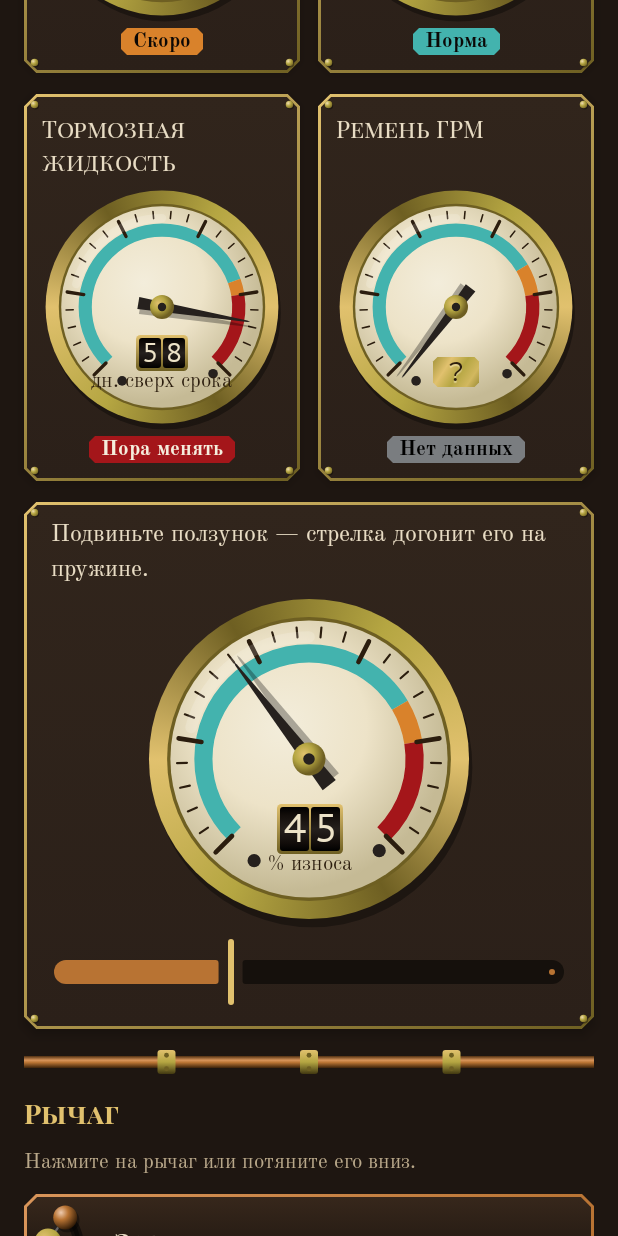
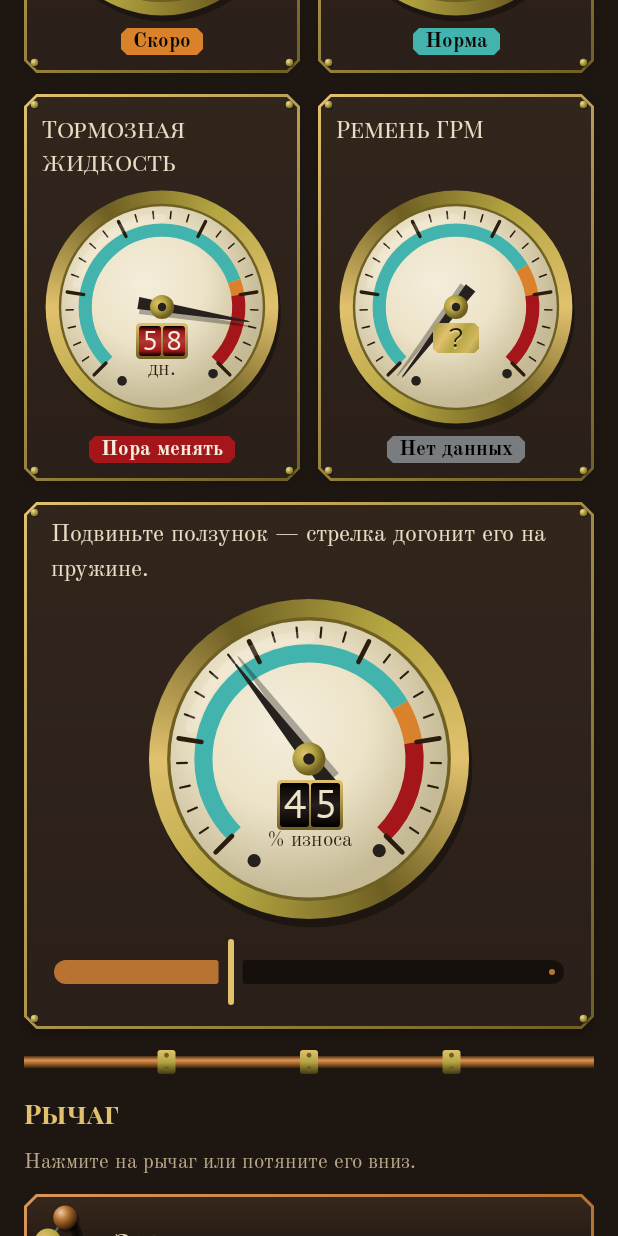
Before and after one commit to torintheone/avtobices, an Android app built with Jetpack Compose: the composable ShowcaseScreen shown on its own in the app's theme, scrolled down 576 dp, on a phone screen of 412 x 824 dp. Run offline under Robolectric (Android 15) with nearby library versions, the phone set to English and light mode, and no system bars.

Commit message:
Правки по скриншотам: подпись манометра, неразрывные числа, ширина диалогов
Подпись под цифрами манометра не помещалась между упорами стрелки —
теперь там только «км» или «дн.», а превышение срока показывают красные
барабаны. Между разрядами чисел — неразрывный пробел. Диалоги получили
поля по бокам. В «Провести ТО» неверная сумма в строке подсвечивается.
Решения этапа 1 записаны в DECISIONS.md.

Co-Authored-By: Claude Opus 5.5 <noreply@anthropic.com>
Claude-Session: https://claude.ai/code/session_01U9YrZHK9cFG2122utR2dTv

```diff
--- a/app/src/main/java/app/steamgarage/ui/components/Gauge.kt
+++ b/app/src/main/java/app/steamgarage/ui/components/Gauge.kt
@@ -12,6 +12,7 @@ import androidx.compose.animation.core.tween
 import androidx.compose.foundation.Canvas
 import androidx.compose.foundation.background
 import androidx.compose.foundation.layout.Box
+import androidx.compose.foundation.layout.BoxWithConstraints
 import androidx.compose.foundation.layout.Column
 import androidx.compose.foundation.layout.aspectRatio
 import androidx.compose.foundation.layout.fillMaxSize
@@ -24,7 +25,6 @@ import androidx.compose.runtime.Immutable
 import androidx.compose.runtime.LaunchedEffect
 import androidx.compose.runtime.remember
 import androidx.compose.ui.Alignment
-import androidx.compose.ui.BiasAlignment
 import androidx.compose.ui.Modifier
 import androidx.compose.ui.geometry.Offset
 import androidx.compose.ui.geometry.Size
@@ -57,8 +57,10 @@ data class GaugeReading(
     val warnFraction: Float = 0.1f,
     /** Остаток цифрами одометра, например «1 200» или «350»; null — без цифр. */
     val readout: String? = null,
-    /** Подпись под цифрами: «км осталось», «дн. просрочено» и т. п. */
+    /** Единица под цифрами — коротко, чтобы уместилась между упорами: «км», «дн.», «%». */
     val unit: String? = null,
+    /** Срок превышен: цифры на барабанах красной эмали. */
+    val alarm: Boolean = false,
 )
 
 /** Шкала размечена до 125 % интервала: последняя четверть — красная зона. */
@@ -68,6 +70,9 @@ private const val SWEEP = 270f
 
 /** Положение стрелки «на упоре» — когда данных нет. */
 private const val REST = -0.035f
+
+/** Верх окошка с цифрами — доля размера манометра: чуть ниже латунной оси стрелки (её край — 0,55). */
+private const val READOUT_TOP = 0.565f
 
 /**
  * Манометр: круглая шкала с рисками и тремя цветными зонами, стрелка на пружине.
@@ -108,7 +113,7 @@ fun SteamGauge(
     } else {
         Modifier
     }
-    Box(
+    BoxWithConstraints(
         modifier = modifier
             .aspectRatio(1f)
             .then(semanticsModifier),
@@ -119,8 +124,11 @@ fun SteamGauge(
             drawNeedle(needle.value + tremble * 0.008f, palette)
         }
         if (!compact) {
+            // Окошко с цифрами — сразу под осью стрелки, подпись — в просвете между упорами.
             Column(
-                modifier = Modifier.align(BiasAlignment(0f, 0.62f)),
+                modifier = Modifier
+                    .align(Alignment.TopCenter)
+                    .padding(top = maxWidth * READOUT_TOP),
                 horizontalAlignment = Alignment.CenterHorizontally,
             ) {
                 if (reading.status == ItemStatus.NO_DATA) {
@@ -133,13 +141,14 @@ fun SteamGauge(
                         EngravedText(text = "?", style = readoutStyle)
                     }
                 } else if (reading.readout != null) {
-                    OdometerDisplay(reading.readout, style = readoutStyle)
+                    OdometerDisplay(reading.readout, style = readoutStyle, alarm = reading.alarm)
                 }
-                if (reading.unit != null) {
+                if (reading.unit != null && reading.status != ItemStatus.NO_DATA) {
                     Text(
                         text = reading.unit,
                         style = MaterialTheme.typography.labelSmall,
                         color = palette.gaugeInk,
+                        maxLines = 1,
                     )
                 }
             }
--- a/app/src/main/java/app/steamgarage/ui/components/Odometer.kt
+++ b/app/src/main/java/app/steamgarage/ui/components/Odometer.kt
@@ -20,11 +20,13 @@ import androidx.compose.ui.semantics.clearAndSetSemantics
 import androidx.compose.ui.semantics.contentDescription
 import androidx.compose.ui.text.TextStyle
 import androidx.compose.ui.unit.dp
+import app.steamgarage.ui.Format
 import app.steamgarage.ui.theme.Steam
 
 /**
  * Цифры в окошках барабанов, как на механическом одометре.
  * Пробел в [value] даёт промежуток между группами разрядов: «85 247».
+ * [alarm] — барабаны красной эмали: так показывается превышение срока.
  */
 @Composable
 fun OdometerDisplay(
@@ -32,13 +34,16 @@ fun OdometerDisplay(
     modifier: Modifier = Modifier,
     style: TextStyle = Steam.text.odometerSmall,
     contentDescription: String = value,
+    alarm: Boolean = false,
 ) {
     val palette = Steam.palette
+    val window = if (alarm) palette.overdue else palette.odometerWindow
+    val digit = if (alarm) palette.onOverdue else palette.odometerDigit
     val drum = Brush.verticalGradient(
         0.00f to Color.Black,
-        0.18f to palette.odometerWindow,
-        0.50f to lerp(palette.odometerWindow, Color.White, 0.10f),
-        0.82f to palette.odometerWindow,
+        0.18f to window,
+        0.50f to lerp(window, Color.White, 0.10f),
+        0.82f to window,
         1.00f to Color.Black,
     )
     Row(
@@ -51,7 +56,7 @@ fun OdometerDisplay(
         verticalAlignment = Alignment.CenterVertically,
     ) {
         value.forEach { ch ->
-            if (ch == ' ') {
+            if (ch == ' ' || ch == Format.GROUP_SPACE) {
                 Spacer(Modifier.width(3.dp))
             } else {
                 Box(
@@ -60,7 +65,7 @@ fun OdometerDisplay(
                         .padding(horizontal = 2.dp),
                     contentAlignment = Alignment.Center,
                 ) {
-                    Text(text = ch.toString(), style = style, color = palette.odometerDigit)
+                    Text(text = ch.toString(), style = style, color = digit)
                 }
             }
         }
--- a/app/src/main/java/app/steamgarage/ui/screens/ShowcaseScreen.kt
+++ b/app/src/main/java/app/steamgarage/ui/screens/ShowcaseScreen.kt
@@ -112,19 +112,19 @@ fun ShowcaseScreen(
         Row(horizontalArrangement = Arrangement.spacedBy(12.dp)) {
             SampleGaugeCard(
                 name = stringResource(R.string.sample_engine_oil),
-                reading = GaugeReading(ItemStatus.SOON, 0.94f, 0.1f, "600", stringResource(R.string.unit_km_left)),
+                reading = GaugeReading(ItemStatus.SOON, 0.94f, 0.1f, "600", stringResource(R.string.unit_km)),
                 modifier = Modifier.weight(1f),
             )
             SampleGaugeCard(
                 name = stringResource(R.string.sample_cabin_filter),
-                reading = GaugeReading(ItemStatus.OK, 0.35f, 0.1f, "9 800", stringResource(R.string.unit_km_left)),
+                reading = GaugeReading(ItemStatus.OK, 0.35f, 0.1f, "9 800", stringResource(R.string.unit_km)),
                 modifier = Modifier.weight(1f),
             )
         }
         Row(horizontalArrangement = Arrangement.spacedBy(12.dp)) {
             SampleGaugeCard(
                 name = stringResource(R.string.sample_brake_fluid),
-                reading = GaugeReading(ItemStatus.OVERDUE, 1.08f, 0.04f, "58", stringResource(R.string.unit_days_over)),
+                reading = GaugeReading(ItemStatus.OVERDUE, 1.08f, 0.04f, "58", stringResource(R.string.unit_days), alarm = true),
                 modifier = Modifier.weight(1f),
             )
             SampleGaugeCard(
--- a/app/src/main/java/app/steamgarage/ui/screens/car/ItemTexts.kt
+++ b/app/src/main/java/app/steamgarage/ui/screens/car/ItemTexts.kt
@@ -23,7 +23,8 @@ fun gaugeReadingFor(state: ItemState): GaugeReading {
                 wear = state.wear,
                 warnFraction = state.warnFraction,
                 readout = Format.kmAbs(left),
-                unit = stringResource(if (left > 0) R.string.unit_km_left else R.string.unit_km_over),
+                unit = stringResource(R.string.unit_km),
+                alarm = left <= 0,
             )
         }
         Metric.DAYS, null -> {
@@ -33,7 +34,8 @@ fun gaugeReadingFor(state: ItemState): GaugeReading {
                 wear = state.wear,
                 warnFraction = state.warnFraction,
                 readout = Format.kmAbs(left),
-                unit = stringResource(if (left > 0) R.string.unit_days_left else R.string.unit_days_over),
+                unit = stringResource(R.string.unit_days),
+                alarm = left <= 0,
             )
         }
     }
--- a/app/src/main/res/values/strings.xml
+++ b/app/src/main/res/values/strings.xml
@@ -34,10 +34,6 @@
     <string name="status_overdue">Пора менять</string>
 
     <!-- Подписи под цифрами манометра -->
-    <string name="unit_km_left">км осталось</string>
-    <string name="unit_days_left">дн. осталось</string>
-    <string name="unit_km_over">км сверх срока</string>
-    <string name="unit_days_over">дн. сверх срока</string>
 
     <!-- Категории расходников -->
     <string name="category_oils">Масла</string>
@@ -247,7 +243,7 @@
     <string name="settings_threshold_km_max">Км не больше</string>
     <string name="settings_threshold_days_min">Дней не меньше</string>
     <string name="settings_threshold_days_max">Дней не больше</string>
-    <string name="settings_threshold_example">Например, для интервала 10 000 км порог будет %1$s км, для 12 месяцев — %2$d дн.</string>
+    <string name="settings_threshold_example">Например, для интервала 10\u00A0000 км порог будет %1$s км, для 12 месяцев — %2$d дн.</string>
     <string name="settings_threshold_reset">Вернуть по умолчанию</string>
     <string name="settings_about">О приложении</string>
     <string name="settings_about_open">О приложении и лицензии</string>
@@ -288,7 +284,7 @@
     <string name="showcase_gears_toggle">Крутить шестерни</string>
     <string name="showcase_typography">Шрифты</string>
     <string name="showcase_typography_heading">Заголовок: Playfair Display SC</string>
-    <string name="showcase_typography_body">Основной текст набран шрифтом Old Standard TT. Замена занесена в журнал: моторное масло, 3 500 ₽, 12.03.2026.</string>
+    <string name="showcase_typography_body">Основной текст набран шрифтом Old Standard TT. Замена занесена в журнал: моторное масло, 3\u00A0500 ₽, 12.03.2026.</string>
     <string name="showcase_typography_secondary">Подписи — вторичным цветом, не мельче 14 sp.</string>
     <string name="sample_lever_replaced">Заменено</string>
     <string name="sample_valve_add_item">Добавить расходник</string>
```
Also changed, not shown: app/src/main/java/app/steamgarage/ui/Format.kt (+5 -2 lines), app/src/main/java/app/steamgarage/ui/components/Dialogs.kt (+10 -2 lines), app/src/main/java/app/steamgarage/ui/screens/car/ServiceSheet.kt (+6 -1 lines), 1 other file.
